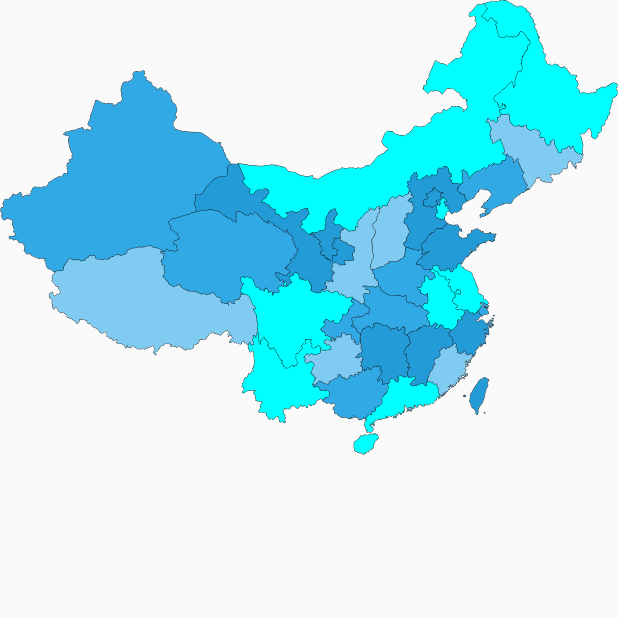
After one commit to sun6126/UIProject, an Android app: the MapActivity screen opened directly, with no data from a screen before it, on a phone screen of 412 x 824 dp, the top half of it. The commit adds this screen. Run offline under Robolectric (Android 15) with nearby library versions, the phone set to English and light mode, and no system bars.

Commit message:
新增SVG解析view（绘制中国地图）

```diff
--- a/app/src/main/AndroidManifest.xml
+++ b/app/src/main/AndroidManifest.xml
@@ -9,7 +9,8 @@
         android:roundIcon="@mipmap/ic_launcher_round"
         android:supportsRtl="true"
         android:theme="@style/AppTheme">
-        <activity android:name=".ui.TaoBaoHomeActivity"></activity>
+        <activity android:name=".ui.MapActivity"></activity>
+        <activity android:name=".ui.TaoBaoHomeActivity" />
         <activity android:name=".ui.VLayoutActivity" />
         <activity android:name=".ui.NestedLinearLayoutActivity" />
         <activity android:name=".ui.GiftActivity" />
--- a/app/src/main/java/com/example/qi/uiproject/MainActivity.kt
+++ b/app/src/main/java/com/example/qi/uiproject/MainActivity.kt
@@ -47,12 +47,17 @@ class MainActivity : AppCompatActivity() {
         btnNestedLinearLayoutActivity.setOnClickListener {
             startActivity(Intent(MainActivity@ this, NestedLinearLayoutActivity::class.java))
         }
+
         btnSplashActivity.setOnClickListener {
             startActivity(Intent(MainActivity@ this, SplashActivity::class.java))
         }
+
         btnVLayoutActivity.setOnClickListener {
             startActivity(Intent(MainActivity@ this, VLayoutActivity::class.java))
+        }
 
+        btnMapActivity.setOnClickListener {
+            startActivity(Intent(MainActivity@ this, MapActivity::class.java))
         }
 
     }
--- /dev/null
+++ b/app/src/main/java/com/example/qi/uiproject/bean/ProvinceItem.java
@@ -0,0 +1,61 @@
+package com.example.qi.uiproject.bean;
+
+import android.graphics.Canvas;
+import android.graphics.Color;
+import android.graphics.Paint;
+import android.graphics.Path;
+import android.graphics.RectF;
+import android.graphics.Region;
+
+public class ProvinceItem {
+    private Path path;
+    private int color;
+
+    public ProvinceItem(Path path) {
+        this.path = path;
+    }
+
+    public void setDrawColor(int drawColor) {
+        this.color = drawColor;
+    }
+
+    public void drawItem(Canvas canvas, Paint paint,boolean isSelected){
+        if (isSelected){
+            //选中时，绘制描边效果
+            paint.clearShadowLayer();
+            paint.setStrokeWidth(2);
+            paint.setStyle(Paint.Style.FILL);
+            paint.setColor(color);
+            canvas.drawPath(path, paint);
+            paint.setStyle(Paint.Style.STROKE);
+            paint.setColor(Color.BLACK);
+            canvas.drawPath(path, paint);
+        }else {
+            //这是不选中的情况下   设置边界
+            paint.setStrokeWidth(1);
+            paint.setColor(Color.BLACK);
+            paint.setStyle(Paint.Style.STROKE);
+            paint.setShadowLayer(8,0,0,0xffffff);
+            canvas.drawPath(path,paint);
+            //后面是填充
+            paint.clearShadowLayer();
+            paint.setColor(color);
+            paint.setStyle(Paint.Style.FILL);
+            paint.setStrokeWidth(2);
+            canvas.drawPath(path, paint);
+        }
+    }
+
+    public boolean isTouch(float x, float y) {
+        // 创建一个矩形
+        RectF rectF = new RectF();
+        // 获取到当前省份的矩形边界，即path的矩形边界
+        path.computeBounds(rectF,true);
+        // 创建一个区域对象
+        Region region = new Region();
+        // 将path对象放到区域对象中
+        region.setPath(path,new Region((int)rectF.left,(int)rectF.top,(int)rectF.right,(int)rectF.bottom));
+
+        return region.contains((int) x,(int) y);
+    }
+}
--- /dev/null
+++ b/app/src/main/java/com/example/qi/uiproject/ui/MapActivity.kt
@@ -0,0 +1,13 @@
+package com.example.qi.uiproject.ui
+
+import androidx.appcompat.app.AppCompatActivity
+import android.os.Bundle
+import com.example.qi.uiproject.R
+
+class MapActivity : AppCompatActivity() {
+
+    override fun onCreate(savedInstanceState: Bundle?) {
+        super.onCreate(savedInstanceState)
+        setContentView(R.layout.activity_map)
+    }
+}
--- /dev/null
+++ b/app/src/main/java/com/example/qi/uiproject/view/MapView.java
@@ -0,0 +1,203 @@
+package com.example.qi.uiproject.view;
+
+import android.annotation.SuppressLint;
+import android.content.Context;
+import android.graphics.Canvas;
+import android.graphics.Color;
+import android.graphics.Paint;
+import android.graphics.Path;
+import android.graphics.Rect;
+import android.graphics.RectF;
+import android.os.Handler;
+import android.os.Message;
+import android.util.AttributeSet;
+import android.view.MotionEvent;
+import android.view.View;
+
+import androidx.annotation.NonNull;
+import androidx.annotation.Nullable;
+import androidx.core.graphics.PathParser;
+
+import com.example.qi.uiproject.R;
+import com.example.qi.uiproject.bean.ProvinceItem;
+
+import org.w3c.dom.Document;
+import org.w3c.dom.Element;
+import org.w3c.dom.NodeList;
+
+import java.io.InputStream;
+import java.util.ArrayList;
+import java.util.List;
+
+import javax.xml.parsers.DocumentBuilder;
+import javax.xml.parsers.DocumentBuilderFactory;
+
+public class MapView extends View {
+    private Context context;
+    private Paint paint;
+    // 所有省份的集合
+    private List<ProvinceItem> itemList;
+
+    // 被选中的省份
+    ProvinceItem selectedProvinceItem;
+
+    //绘制地图的颜色
+    private int[] colorArray = new int[]{0xFF239BD7, 0xFF30A9E5, 0xFF80CBF1, 0xFFFFFFFF};
+    // 地图的边界矩形
+    RectF mapRectf = null;
+    // 地图缩放比
+    float scale;
+
+    public MapView(Context context) {
+        super(context);
+        init(context);
+    }
+
+    public MapView(Context context, @Nullable AttributeSet attrs) {
+        super(context, attrs);
+        init(context);
+    }
+
+    private void init(Context context) {
+        this.context = context;
+        paint = new Paint(Paint.ANTI_ALIAS_FLAG);
+
+        loadThread.start();
+    }
+
+    @Override
+    protected void onDraw(Canvas canvas) {
+        super.onDraw(canvas);
+        if (mapRectf != null) {
+            // 获取宽度比例值 作为map的缩放比
+            scale = getMeasuredWidth() / mapRectf.width();
+        }
+        if (itemList != null && itemList.size() > 0) {
+            canvas.save();
+            canvas.scale(scale, scale);
+            for (int i = 0; i < itemList.size(); i++) {
+                ProvinceItem provinceItem = itemList.get(i);
+                // 一开始都是未被选中的
+                provinceItem.drawItem(canvas, paint, false);
+            }
+            if (selectedProvinceItem != null) {
+                selectedProvinceItem.drawItem(canvas, paint, true);
+            }
+            canvas.restore();
+        }
+    }
+
+    @Override
+    public boolean onTouchEvent(MotionEvent event) {
+        handleTouchEvent(event.getX()/scale, event.getY()/scale);
+        return true;
+    }
+
+    // 判断区域是否在某个省份
+    private void handleTouchEvent(float x, float y) {
+        if (itemList != null && itemList.size() > 0) {
+            for (ProvinceItem provinceItem : itemList) {
+                if (provinceItem.isTouch(x, y)) {
+                    selectedProvinceItem = provinceItem;
+                    invalidate();
+                    break;
+                }
+            }
+        }
+    }
+
+    /*
+     * 创建线程，用来解析xml文件
+     * */
+    private final Thread loadThread = new Thread() {
+        @Override
+        public void run() {
+            // 定义输入流加载中国地图的xml文件
+            InputStream inputStream = context.getResources().openRawResource(R.raw.china);
+
+            itemList = new ArrayList<>();
+            try {
+                // 取得DocumentBuilderFactory实例
+                DocumentBuilderFactory documentBuilderFactory = DocumentBuilderFactory.newInstance();
+                DocumentBuilder builder = documentBuilderFactory.newDocumentBuilder();
+                Document doc = builder.parse(inputStream);
+                // 获取xml根节点
+                Element rootElement = doc.getDocumentElement();
+                // 获取根节点下的path节点集合
+                NodeList items = rootElement.getElementsByTagName("path");
+
+                // 定义四个边界点，为了确定地图所占矩形的位置
+                float left = -1;
+                float right = -1;
+                float top = -1;
+                float bottom = -1;
+
+                // 遍历所有的path节点
+                for (int x = 0; x < items.getLength(); x++) {
+                    // 获取每一个path节点
+                    Element element = (Element) items.item(x);
+                    // 获取到path节点中的android:pathData属性值
+                    String pathData = element.getAttribute("android:pathData");
+                    // 将path字符串转为path对象
+                    Path path = PathParser.createPathFromPathData(pathData);
+                    ProvinceItem provinceItem = new ProvinceItem(path);
+                    // 收集所有的path对象
+                    itemList.add(provinceItem);
+
+
+                    // 获取每个省份的边界
+                    RectF rectF = new RectF();
+                    path.computeBounds(rectF, true); // 获取path的边界并赋值给rect
+                    // 确定整个地图的边界
+                    // 遍历取出所有path的left的最小值
+                    left = left == -1 ? rectF.left : Math.min(rectF.left, left);
+                    // 遍历取出所有path的top的最小值
+                    top = top == -1 ? rectF.top : Math.min(rectF.top, top);
+                    // 遍历取出所有path的right的最大值
+                    right = right == -1 ? rectF.right : Math.max(rectF.right, right);
+                    // 遍历取出所有path的bottom的最大值
+                    bottom = bottom == -1 ? rectF.bottom : Math.max(rectF.bottom, bottom);
+                }
+                mapRectf = new RectF(left, top, right, bottom);
+                handler.sendEmptyMessage(1);
+            } catch (Exception e) {
+                e.printStackTrace();
+            }
+
+        }
+    };
+
+    @SuppressLint("HandlerLeak")
+    Handler handler = new Handler() {
+        @Override
+        public void handleMessage(@NonNull Message msg) {
+            if (itemList == null) {
+                return;
+            }
+            int totalNumber = itemList.size();
+            for (int i = 0; i < totalNumber; i++) {
+                int color = Color.WHITE;
+                int flag = i % 4;
+                switch (flag) {
+                    case 1:
+                        color = colorArray[0];
+                        break;
+                    case 2:
+                        color = colorArray[1];
+                        break;
+                    case 3:
+                        color = colorArray[2];
+                        break;
+                    default:
+                        color = Color.CYAN;
+                        break;
+                }
+                //将颜色设置给每个省份的封装对象
+                itemList.get(i).setDrawColor(color);
+            }
+            postInvalidate();
+        }
+    };
+
+
+}
--- a/app/src/main/res/layout/activity_main.xml
+++ b/app/src/main/res/layout/activity_main.xml
@@ -78,11 +78,18 @@
             android:text="startSplashActivity"
             android:textAllCaps="false" />
 
-<Button
+        <Button
             android:id="@+id/btnVLayoutActivity"
             android:layout_width="match_parent"
             android:layout_height="wrap_content"
             android:text="startVLayoutActivity"
+            android:textAllCaps="false" />
+
+        <Button
+            android:id="@+id/btnMapActivity"
+            android:layout_width="match_parent"
+            android:layout_height="wrap_content"
+            android:text="MapActivity"
             android:textAllCaps="false" />
 
 
--- /dev/null
+++ b/app/src/main/res/layout/activity_map.xml
@@ -0,0 +1,13 @@
+<?xml version="1.0" encoding="utf-8"?>
+<LinearLayout xmlns:android="http://schemas.android.com/apk/res/android"
+    xmlns:app="http://schemas.android.com/apk/res-auto"
+    android:orientation="vertical"
+    xmlns:tools="http://schemas.android.com/tools"
+    android:layout_width="match_parent"
+    android:layout_height="match_parent"
+    tools:context=".ui.MapActivity">
+
+    <com.example.qi.uiproject.view.MapView
+        android:layout_width="match_parent"
+        android:layout_height="wrap_content"/>
+</LinearLayout>
```
Also changed, not shown: app/src/main/res/raw/china.svg (added).
